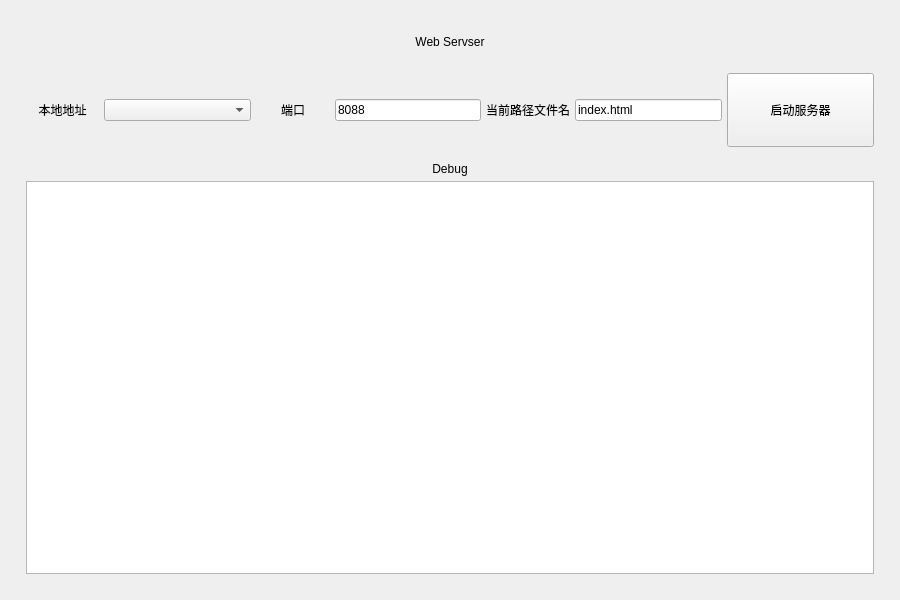
zooteamleader/network, file text9/mainwindow.ui: the form before one commit.
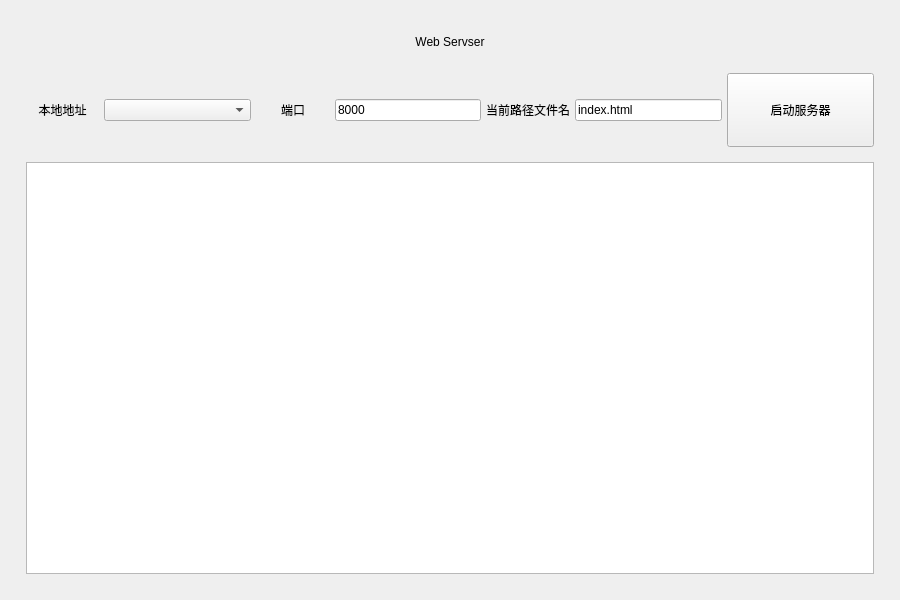
The form after the commit.

Patch:
```diff
--- a/text9/mainwindow.ui
+++ b/text9/mainwindow.ui
@@ -108,7 +108,7 @@
              <item>
               <widget class="QLineEdit" name="lineEdit_exp8_port">
                <property name="text">
-                <string>8088</string>
+                <string>8000</string>
                </property>
               </widget>
              </item>
@@ -164,18 +164,12 @@
               <number>5</number>
              </property>
              <item>
-              <widget class="QLabel" name="label_37">
-               <property name="text">
-                <string>&lt;html&gt;&lt;head/&gt;&lt;body&gt;&lt;p&gt;Debug&lt;/p&gt;&lt;/body&gt;&lt;/html&gt;</string>
-               </property>
-               <property name="alignment">
-                <set>Qt::AlignCenter</set>
+              <widget class="QTextBrowser" name="textBrowser_exp9_debug">
+               <property name="openExternalLinks">
+                <bool>true</bool>
                </property>
               </widget>
              </item>
-             <item>
-              <widget class="QTextBrowser" name="textBrowser_exp8_debug"/>
-             </item>
             </layout>
            </widget>
           </item>
```
Left out of the diff: 14 changed lines with no effect on the pictures.
